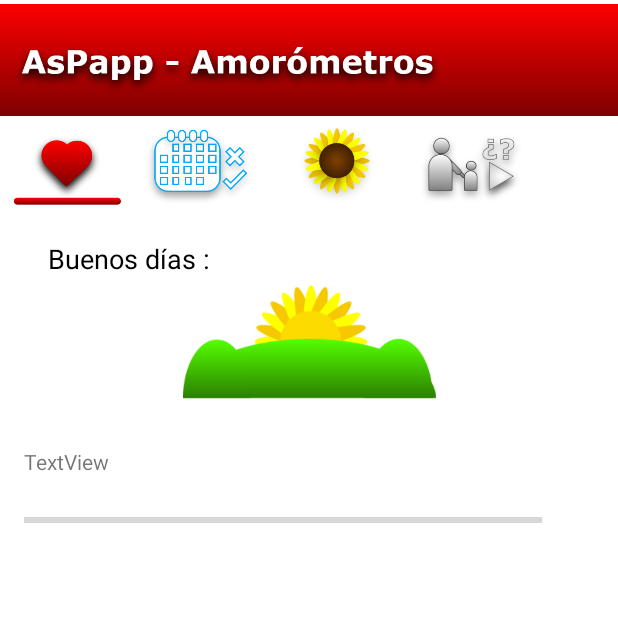
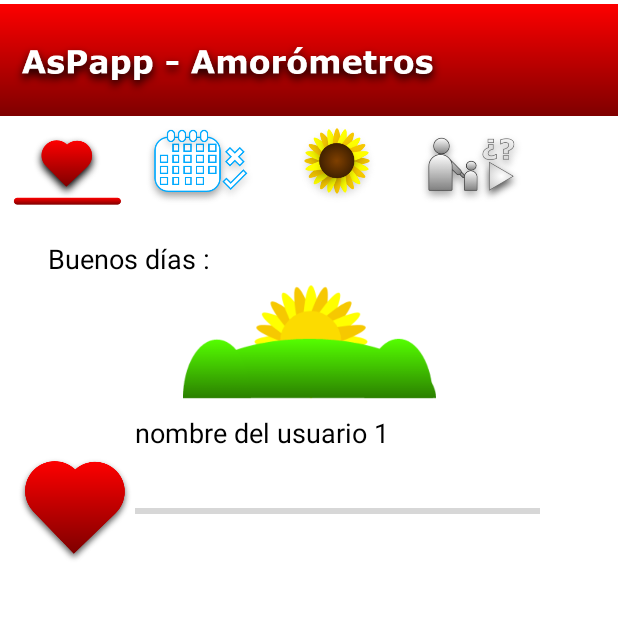
Before and after one commit to Bernardo-GD/AsPapp0.5, an Android app: the AmorometrosPrincipal screen opened directly, with no data from a screen before it, on a phone screen of 412 x 824 dp, the top half of it. Run offline under Robolectric (Android 15) with nearby library versions, the phone set to English and light mode, and no system bars.

Commit message:
Modificaciones y adds de amorometros prin e ind

```diff
--- a/app/src/main/res/layout/activity_amorometro_individual.xml
+++ b/app/src/main/res/layout/activity_amorometro_individual.xml
@@ -82,6 +82,7 @@
         android:layout_width="100dp"
         android:layout_height="60dp"
         android:layout_marginBottom="320dp"
+        android:contentDescription="@string/descripcionImagenes"
         app:layout_constraintBottom_toBottomOf="parent"
         app:layout_constraintEnd_toEndOf="parent"
         app:layout_constraintStart_toStartOf="parent"
--- a/app/src/main/res/layout/activity_amorometros_principal.xml
+++ b/app/src/main/res/layout/activity_amorometros_principal.xml
@@ -81,31 +81,66 @@
         app:layout_constraintTop_toBottomOf="@+id/imageView17"
         app:srcCompat="@drawable/icono_menu_consejos" />
 
-    <ScrollView
-        android:layout_width="345dp"
-        android:layout_height="301dp"
-        android:layout_marginStart="16dp"
-        android:layout_marginTop="32dp"
+    <TableLayout
+        android:layout_width="350dp"
+        android:layout_height="420dp"
+        android:layout_marginStart="10dp"
+        android:layout_marginTop="10dp"
         app:layout_constraintStart_toStartOf="parent"
         app:layout_constraintTop_toBottomOf="@+id/imHora">
 
-        <LinearLayout
+        <TableRow
             android:layout_width="match_parent"
-            android:layout_height="wrap_content"
-            android:orientation="vertical">
+            android:layout_height="match_parent">
 
             <TextView
-                android:id="@+id/textView"
-                android:layout_width="match_parent"
+                android:id="@+id/textView9"
+                android:layout_width="80dp"
                 android:layout_height="wrap_content"
-                android:text="TextView" />
+                android:text="TextView"
+                android:textColor="#FFFFFF" />
+
+            <TextView
+                android:id="@+id/txtNombre1"
+                android:layout_width="270dp"
+                android:layout_height="wrap_content"
+                android:text="@string/nombreEjemplo"
+                android:textColor="#000000"
+                android:textSize="18sp" />
+        </TableRow>
+
+        <TableRow
+            android:layout_width="match_parent"
+            android:layout_height="match_parent">
+
+            <ImageView
+                android:id="@+id/cora1"
+                android:layout_width="80dp"
+                android:layout_height="80dp"
+                app:srcCompat="@drawable/corazon_barra" />
 
             <ProgressBar
-                android:id="@+id/progressBar2"
+                android:id="@+id/progress1"
                 style="?android:attr/progressBarStyleHorizontal"
-                android:layout_width="match_parent"
-                android:layout_height="59dp" />
-        </LinearLayout>
-    </ScrollView>
+                android:layout_width="270dp"
+                android:layout_height="80dp" />
+        </TableRow>
+
+        <TableRow
+            android:layout_width="match_parent"
+            android:layout_height="match_parent" />
+
+        <TableRow
+            android:layout_width="match_parent"
+            android:layout_height="match_parent">
+
+        </TableRow>
+
+        <TableRow
+            android:layout_width="match_parent"
+            android:layout_height="match_parent">
+
+        </TableRow>
+    </TableLayout>
 
 </androidx.constraintlayout.widget.ConstraintLayout>
--- a/app/src/main/res/values/strings.xml
+++ b/app/src/main/res/values/strings.xml
@@ -22,6 +22,10 @@
     <string name="descripcionAct">Descripción de la actividad</string>
     <string name="chePrueba">Probando</string>
 
+    <!--Estas son etiquetas de Amorometro principal-->
+    <string name="nombreEjemplo">nombre del usuario 1</string>
+
+
     <!--Estas son etiquetas de Amorometro individual-->
     <string name="criterio1">Actividades realizadas</string>
     <string name="criterio2">Actividades no realizadas</string>
```
Also changed, not shown: app/src/main/res/drawable-v24/corazon_barra.png (added).
